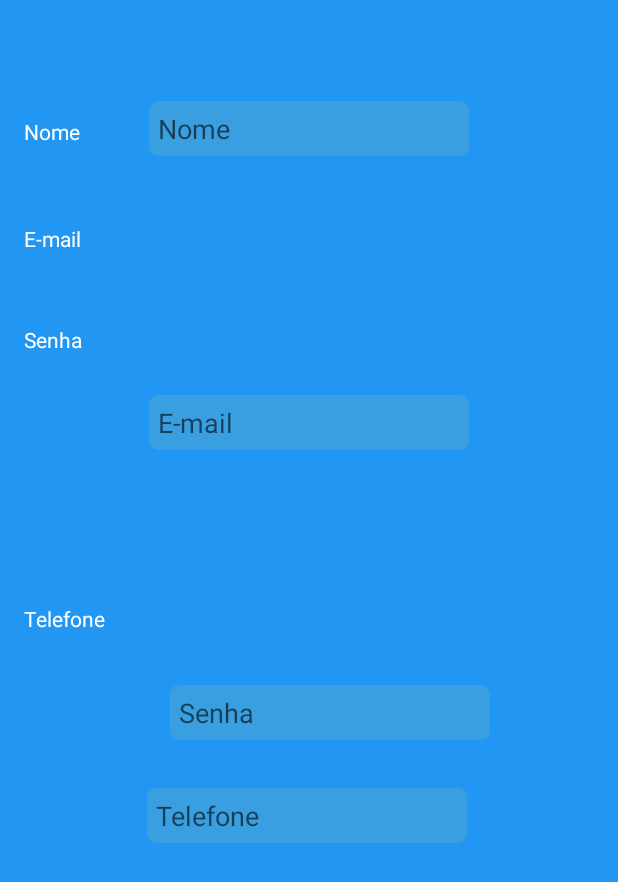
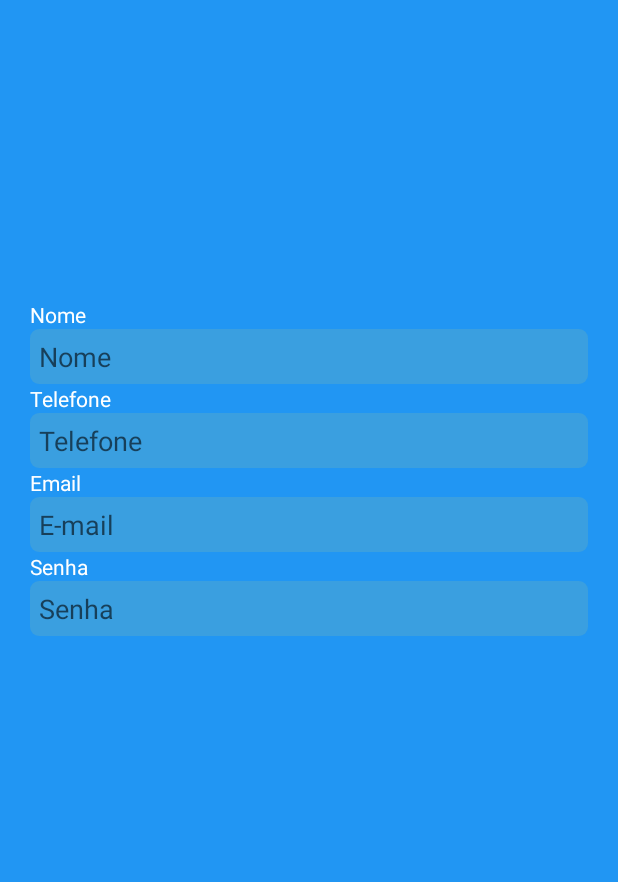
Before and after one commit to RafaelFranca1998/EcoSocial, an Android app: the CadastroActivity screen opened directly, with no data from a screen before it, on a phone screen of 412 x 824 dp. Shown: the top 882 px of the screen. Run offline under Robolectric (Android 15) with nearby library versions, the phone set to English and light mode, and no system bars.

Commit message:
11.09.2018 - 11:36

```diff
--- a/app/src/main/java/com/example/rafael_cruz/prototipo/activity/CadastroActivity.java
+++ b/app/src/main/java/com/example/rafael_cruz/prototipo/activity/CadastroActivity.java
@@ -6,23 +6,28 @@ import android.support.v4.app.ActivityCompat;
 import android.support.v7.app.AppCompatActivity;
 import android.os.Bundle;
 import android.telephony.TelephonyManager;
+import android.widget.EditText;
 
 import com.example.rafael_cruz.prototipo.R;
 
 public class CadastroActivity extends AppCompatActivity {
 
+    private EditText editTextTelefone;
     @Override
     protected void onCreate(Bundle savedInstanceState) {
         super.onCreate(savedInstanceState);
         setContentView(R.layout.activity_cadastro);
 
+        editTextTelefone = findViewById(R.id.editText_telefone);
 
 
 
         //-------------------------------------------------------------------------------------------------------------
         //Obtem numero do user
         TelephonyManager tm = (TelephonyManager) getSystemService(TELEPHONY_SERVICE);
-        if (ActivityCompat.checkSelfPermission(this, Manifest.permission.READ_SMS) != PackageManager.PERMISSION_GRANTED && ActivityCompat.checkSelfPermission(this, Manifest.permission.READ_PHONE_NUMBERS) != PackageManager.PERMISSION_GRANTED && ActivityCompat.checkSelfPermission(this, Manifest.permission.READ_PHONE_STATE) != PackageManager.PERMISSION_GRANTED) {
+        if (ActivityCompat.checkSelfPermission(this, Manifest.permission.READ_SMS)
+                != PackageManager.PERMISSION_GRANTED && ActivityCompat.checkSelfPermission(this, Manifest.permission.READ_PHONE_NUMBERS) !=
+                PackageManager.PERMISSION_GRANTED && ActivityCompat.checkSelfPermission(this, Manifest.permission.READ_PHONE_STATE) != PackageManager.PERMISSION_GRANTED) {
             // TODO: Consider calling
             //    ActivityCompat#requestPermissions
             // here to request the missing permissions, and then overriding
@@ -30,9 +35,12 @@ public class CadastroActivity extends AppCompatActivity {
             //                                          int[] grantResults)
             // to handle the case where the user grants the permission. See the documentation
             // for ActivityCompat#requestPermissions for more details.
+            ActivityCompat.requestPermissions(this,
+                    new String[]{Manifest.permission.READ_PHONE_NUMBERS},PackageManager.PERMISSION_GRANTED );
             return;
         }
         String numeroDoTelefone = tm.getLine1Number();
         //-----------------------------------------------------------------------------------------------------------
+        editTextTelefone.setText(numeroDoTelefone);
     }
 }
--- a/app/src/main/java/com/example/rafael_cruz/prototipo/activity/LoginActivity.java
+++ b/app/src/main/java/com/example/rafael_cruz/prototipo/activity/LoginActivity.java
@@ -3,6 +3,7 @@ package com.example.rafael_cruz.prototipo.activity;
 import android.animation.Animator;
 import android.animation.AnimatorListenerAdapter;
 import android.annotation.TargetApi;
+import android.content.Intent;
 import android.content.pm.PackageManager;
 import android.support.annotation.NonNull;
 
@@ -63,6 +64,7 @@ public class LoginActivity extends Activity implements LoaderCallbacks<Cursor> {
     private EditText mPasswordView;
     private View mProgressView;
     private View mLoginFormView;
+    private Button btCadastro;
 
     @Override
     protected void onCreate(Bundle savedInstanceState) {
@@ -71,6 +73,7 @@ public class LoginActivity extends Activity implements LoaderCallbacks<Cursor> {
        // setupActionBar();
         // Set up the login form.
         mEmailView = (AutoCompleteTextView) findViewById(R.id.email);
+        btCadastro =  findViewById(R.id.bt_cadastre_se);
         populateAutoComplete();
 
         mPasswordView = (EditText) findViewById(R.id.password);
@@ -95,6 +98,14 @@ public class LoginActivity extends Activity implements LoaderCallbacks<Cursor> {
 
         mLoginFormView = findViewById(R.id.login_form);
         mProgressView = findViewById(R.id.login_progress);
+
+        btCadastro.setOnClickListener(new OnClickListener() {
+            @Override
+            public void onClick(View v) {
+                Intent intent =  new Intent(LoginActivity.this,CadastroActivity.class);
+                startActivity(intent);
+            }
+        });
     }
 
     private void populateAutoComplete() {
--- a/app/src/main/res/layout/activity_cadastro.xml
+++ b/app/src/main/res/layout/activity_cadastro.xml
@@ -7,113 +7,90 @@
     android:background="@color/primary"
     tools:context=".activity.CadastroActivity">
 
-    <EditText
-        android:id="@+id/editText"
-        android:layout_width="wrap_content"
-        android:layout_height="wrap_content"
-        android:layout_marginBottom="21dp"
-        android:layout_marginEnd="84dp"
-        android:layout_marginStart="30dp"
-        android:layout_marginTop="24dp"
-        android:ems="10"
-        android:hint="E-mail"
-        android:inputType="textEmailAddress"
-        android:background="@drawable/background_text"
-        app:layout_constraintBottom_toTopOf="@+id/editText3"
-        app:layout_constraintEnd_toEndOf="parent"
-        app:layout_constraintStart_toEndOf="@+id/textView6"
-        app:layout_constraintTop_toBottomOf="@+id/editText2" />
-
-    <EditText
-        android:id="@+id/editText2"
-        android:layout_width="wrap_content"
-        android:layout_height="wrap_content"
-        android:layout_marginEnd="85dp"
-        android:layout_marginStart="31dp"
-        android:layout_marginTop="67dp"
-        android:ems="10"
-        android:hint="Nome"
-        android:inputType="textPersonName"
-        android:background="@drawable/background_text"
-        app:layout_constraintEnd_toEndOf="parent"
-        app:layout_constraintStart_toEndOf="@+id/textView5"
-        app:layout_constraintTop_toTopOf="parent" />
-
-    <EditText
-        android:id="@+id/editText3"
-        android:layout_width="wrap_content"
-        android:layout_height="wrap_content"
-        android:layout_marginBottom="32dp"
-        android:layout_marginEnd="85dp"
-        android:layout_marginStart="29dp"
-        android:background="@drawable/background_text"
-        android:ems="10"
-        android:hint="Senha"
-        android:inputType="textPersonName"
-        app:layout_constraintBottom_toTopOf="@+id/editText4"
-        app:layout_constraintEnd_toEndOf="parent"
-        app:layout_constraintHorizontal_bias="1.0"
-        app:layout_constraintStart_toEndOf="@+id/textView8" />
-
-    <EditText
-        android:id="@+id/editText4"
-        android:layout_width="wrap_content"
-        android:layout_height="wrap_content"
-        android:layout_marginBottom="262dp"
-        android:layout_marginEnd="85dp"
-        android:layout_marginStart="12dp"
-        android:ems="10"
-        android:hint="Telefone"
-        android:inputType="textPersonName"
-        android:textColor="@color/Branco"
-        android:background="@drawable/background_text"
-        app:layout_constraintBottom_toBottomOf="parent"
-        app:layout_constraintEnd_toEndOf="parent"
-        app:layout_constraintStart_toEndOf="@+id/textView10" />
+    <LinearLayout
+        android:layout_width="match_parent"
+        android:layout_height="match_parent"
+        android:orientation="vertical"
+        android:layout_marginStart="20dp"
+        android:layout_marginEnd="20dp"
+        android:layout_marginTop="200dp"
+        android:layout_marginBottom="50dp">
 
         <TextView
             android:id="@+id/textView5"
-        android:layout_width="wrap_content"
+            android:layout_width="match_parent"
             android:layout_height="wrap_content"
-        android:layout_marginStart="16dp"
-        android:layout_marginTop="78dp"
-        android:text="Nome"
+            android:text="@string/nome_text"
             android:textColor="@color/Branco"
             app:layout_constraintStart_toStartOf="parent"
             app:layout_constraintTop_toTopOf="parent" />
 
+        <EditText
+            android:id="@+id/editText2"
+            android:layout_width="match_parent"
+            android:layout_height="wrap_content"
+            android:background="@drawable/background_text"
+            android:ems="10"
+            android:hint="@string/nome_text"
+            android:inputType="textPersonName"
+            app:layout_constraintTop_toTopOf="parent" />
+
+        <TextView
+            android:id="@+id/textView10"
+            android:layout_width="match_parent"
+            android:layout_height="wrap_content"
+            android:text="@string/telefone_text"
+            android:textColor="@color/Branco"
+            app:layout_constraintStart_toStartOf="parent"
+            tools:layout_editor_absoluteY="320dp" />
+
+        <EditText
+            android:id="@+id/editText_telefone"
+            android:layout_width="match_parent"
+            android:layout_height="wrap_content"
+            android:background="@drawable/background_text"
+            android:ems="10"
+            android:hint="@string/telefone_text"
+            android:inputType="textPersonName"
+            android:textColor="@color/Branco" />
+
         <TextView
             android:id="@+id/textView6"
-        android:layout_width="wrap_content"
+            android:layout_width="match_parent"
             android:layout_height="wrap_content"
-        android:layout_marginStart="16dp"
-        android:layout_marginTop="52dp"
-        android:text="E-mail"
+            android:text="@string/prompt_email"
             android:textColor="@color/Branco"
-        app:layout_constraintStart_toStartOf="parent"
-        app:layout_constraintTop_toBottomOf="@+id/textView5" />
+            tools:layout_editor_absoluteX="32dp"
+            tools:layout_editor_absoluteY="174dp" />
+
+        <EditText
+            android:id="@+id/editText"
+            android:layout_width="match_parent"
+            android:layout_height="wrap_content"
+            android:background="@drawable/background_text"
+            android:ems="10"
+            android:hint="@string/e_mail_text"
+            android:inputType="textEmailAddress"
+            app:layout_constraintEnd_toEndOf="parent" />
 
         <TextView
             android:id="@+id/textView8"
-        android:layout_width="wrap_content"
+            android:layout_width="match_parent"
             android:layout_height="wrap_content"
-        android:layout_marginStart="16dp"
-        android:layout_marginTop="48dp"
-        android:text="Senha"
+            android:text="@string/senha_text"
             android:textColor="@color/Branco"
-        app:layout_constraintStart_toStartOf="parent"
-        app:layout_constraintTop_toBottomOf="@+id/textView6" />
+            tools:layout_editor_absoluteX="32dp"
+            tools:layout_editor_absoluteY="246dp" />
 
-    <TextView
-        android:id="@+id/textView10"
-        android:layout_width="wrap_content"
+        <EditText
+            android:id="@+id/editText3"
+            android:layout_width="match_parent"
             android:layout_height="wrap_content"
-        android:layout_marginBottom="275dp"
-        android:layout_marginStart="16dp"
-        android:layout_marginTop="39dp"
-        android:text="Telefone"
-        android:textColor="@color/Branco"
-        app:layout_constraintBottom_toBottomOf="parent"
-        app:layout_constraintStart_toStartOf="parent"
-        app:layout_constraintTop_toBottomOf="@+id/textView8" />
+            android:background="@drawable/background_text"
+            android:ems="10"
+            android:hint="@string/senha_text"
+            android:inputType="textPersonName" />
+
+    </LinearLayout>
+
 </android.support.constraint.ConstraintLayout>
--- a/app/src/main/res/values/strings.xml
+++ b/app/src/main/res/values/strings.xml
@@ -117,4 +117,8 @@
     </string>
     <string name="prompt_password">Senha</string>
     <string name="error_incorrect_password">Senha incorreta</string>
+    <string name="telefone_text">Telefone</string>
+    <string name="senha_text">Senha</string>
+    <string name="e_mail_text">E-mail</string>
+    <string name="nome_text">Nome</string>
 </resources>
```
Lines whose indentation alone changed are shown as unchanged.
